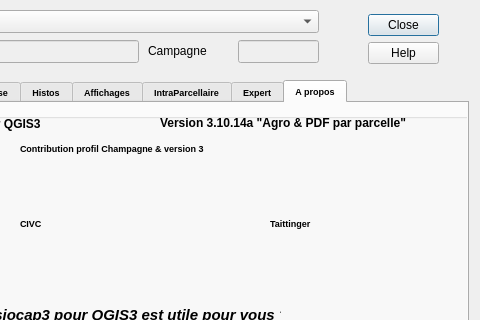
jhemmi/Physiocap3, file Physiocap3_dialog_base.ui: the form before one commit; both pictures show x 172 to 652 and y 0 to 320 of the 652 by 862 pixel window.
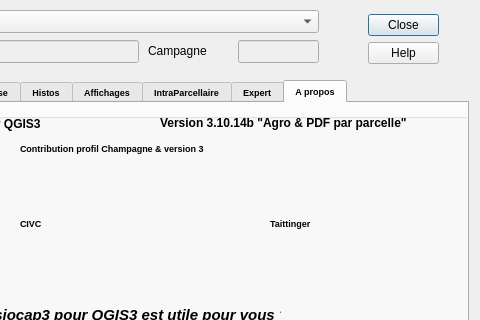
The form after the commit. The open tabs and pages were chosen to show the change.

```diff
--- a/Physiocap3_dialog_base.ui
+++ b/Physiocap3_dialog_base.ui
@@ -6108,7 +6108,7 @@
        </font>
       </property>
       <property name="text">
-       <string>Version 3.10.14a &quot;Agro &amp; PDF par parcelle&quot;</string>
+       <string>Version 3.10.14b &quot;Agro &amp; PDF par parcelle&quot;</string>
       </property>
      </widget>
      <widget class="QLabel" name="label_500">
```
